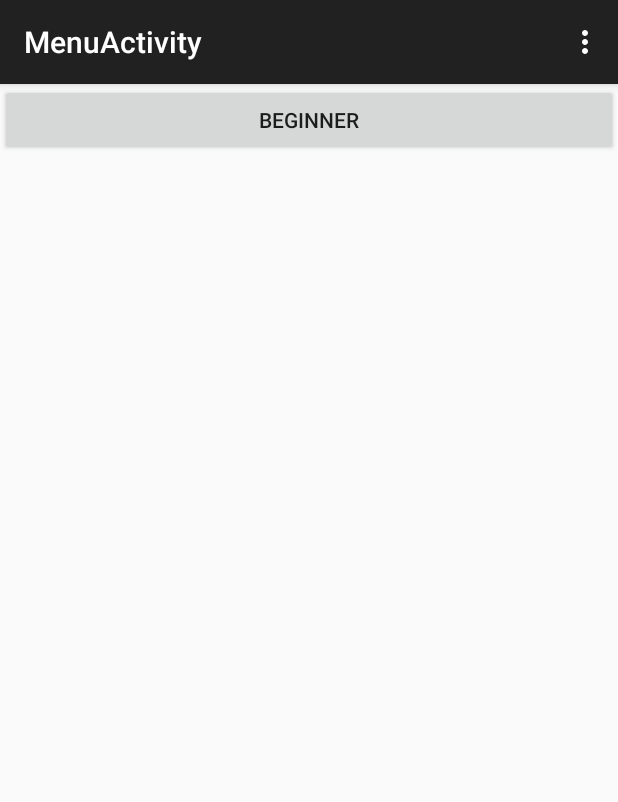
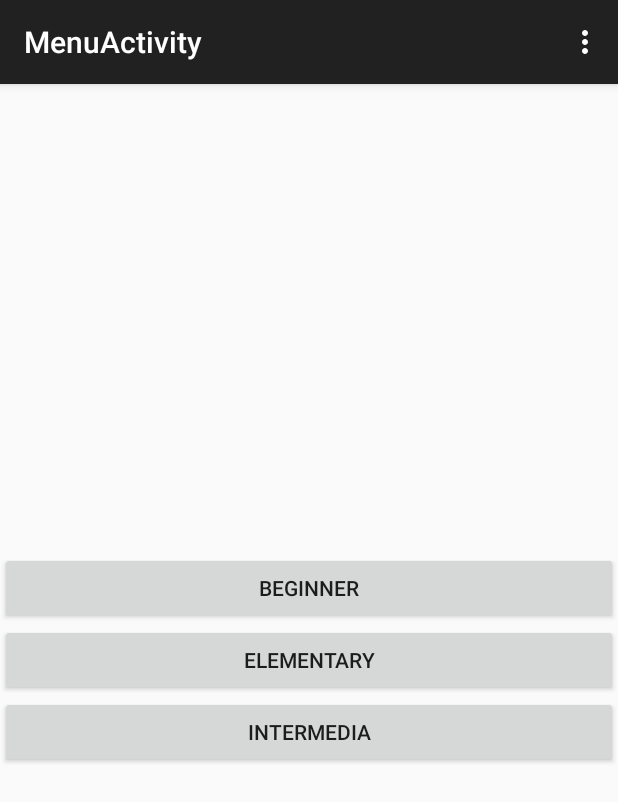
Before and after one commit to Nikroo/MyEnglish, an Android app: the screen it shows after launch (MenuActivity), on a phone screen of 412 x 824 dp. Shown: the top 802 px of the screen. Run offline under Robolectric (Android 15) with nearby library versions, the light colour scheme and no system bars.

```diff
--- a/app/src/main/res/layout/activity_menu.xml
+++ b/app/src/main/res/layout/activity_menu.xml
@@ -1,22 +1,34 @@
 <?xml version="1.0" encoding="utf-8"?>
 <LinearLayout xmlns:android="http://schemas.android.com/apk/res/android"
-    android:orientation="vertical"
+    android:orientation="horizontal"
     android:layout_width="match_parent"
     android:layout_height="match_parent">
 
 
     <LinearLayout
-        android:orientation="horizontal"
+        android:orientation="vertical"
         android:layout_width="match_parent"
-        android:layout_height="92dp"
-        android:layout_weight="1.93">
+        android:layout_height="wrap_content"
+        android:layout_gravity="center_vertical">
 
         <Button
             android:id="@+id/btnBeginner"
-            android:layout_width="wrap_content"
+            android:layout_width="match_parent"
             android:layout_weight="1"
             android:layout_height="wrap_content"
             android:text="BEGINNER" />
+        <Button
+            android:id="@+id/btnElementary"
+            android:layout_width="match_parent"
+            android:layout_weight="1"
+            android:layout_height="wrap_content"
+                android:text="ELEMENTARY" />
+        <Button
+            android:id="@+id/btnIntermedia"
+            android:layout_width="match_parent"
+            android:layout_weight="1"
+            android:layout_height="wrap_content"
+            android:text="INTERMEDIA" />
 
     </LinearLayout>
 
```
